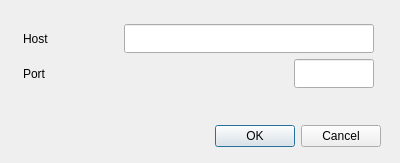
This is source/EXTENSIONS/MULTITOUCH/source/multitouchSettings.ui in BALL-Project/ball as Qt 5 draws it before an edit. The edited form follows.
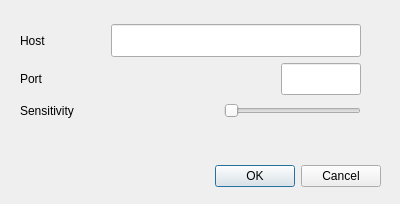
This is the edited form.

Commit message: The multitouch now works very nicely!

Diff of the .ui file:
```diff
--- a/source/EXTENSIONS/MULTITOUCH/source/multitouchSettings.ui
+++ b/source/EXTENSIONS/MULTITOUCH/source/multitouchSettings.ui
@@ -1,22 +1,22 @@
 <ui version="4.0" >
  <class>multitouchSettingsData</class>
- <widget class="QDialog" name="multitouchSettingsData" >
-  <property name="geometry" >
+ <widget class="QDialog" name="multitouchSettingsData">
+  <property name="geometry">
    <rect>
     <x>0</x>
     <y>0</y>
     <width>400</width>
-    <height>163</height>
+    <height>204</height>
    </rect>
   </property>
   <property name="windowTitle" >
    <string>Multitouch Settings</string>
   </property>
-  <widget class="QDialogButtonBox" name="buttonBox" >
-   <property name="geometry" >
+  <widget class="QDialogButtonBox" name="buttonBox">
+   <property name="geometry">
     <rect>
      <x>40</x>
-     <y>120</y>
+     <y>160</y>
      <width>341</width>
      <height>32</height>
     </rect>
@@ -28,16 +28,18 @@
     <set>QDialogButtonBox::Cancel|QDialogButtonBox::Ok</set>
    </property>
   </widget>
-  <widget class="QWidget" name="layoutWidget" >
-   <property name="geometry" >
+  <widget class="QWidget" name="">
+   <property name="geometry">
     <rect>
-     <x>23</x>
+     <x>20</x>
      <y>24</y>
-     <width>351</width>
-     <height>64</height>
+     <width>341</width>
+     <height>97</height>
     </rect>
    </property>
-   <layout class="QVBoxLayout" name="verticalLayout" >
+   <layout class="QGridLayout" name="gridLayout">
+    <item row="0" column="0" colspan="3">
+     <layout class="QVBoxLayout" name="verticalLayout">
     <item>
      <layout class="QHBoxLayout" name="horizontalLayout_3" >
       <item>
@@ -74,13 +76,13 @@
           <height>25</height>
          </size>
         </property>
-        <property name="maximumSize" >
+          <property name="maximumSize">
          <size>
           <width>80</width>
-          <height>500</height>
-         </size>
-        </property>
-        <property name="toolTip" >
+            <height>1000</height>
+           </size>
+          </property>
+          <property name="toolTip">
          <string>Position x</string>
         </property>
        </widget>
@@ -139,6 +141,41 @@
        </layout>
       </item>
      </layout>
+      </item>
+     </layout>
+    </item>
+    <item row="1" column="0">
+     <widget class="QLabel" name="label_3">
+      <property name="text">
+       <string>Sensitivity</string>
+      </property>
+     </widget>
+    </item>
+    <item row="1" column="1">
+     <spacer name="horizontalSpacer_3">
+      <property name="orientation">
+       <enum>Qt::Horizontal</enum>
+      </property>
+      <property name="sizeHint" stdset="0">
+       <size>
+        <width>98</width>
+        <height>20</height>
+       </size>
+      </property>
+     </spacer>
+    </item>
+    <item row="1" column="2">
+     <widget class="QSlider" name="sensitivity_slider">
+      <property name="minimum">
+       <number>1</number>
+      </property>
+      <property name="maximum">
+       <number>500</number>
+      </property>
+      <property name="orientation">
+       <enum>Qt::Horizontal</enum>
+      </property>
+     </widget>
     </item>
    </layout>
   </widget>
```
Left out of the diff: 63 changed lines with no effect on the pictures. Lines whose indentation alone changed are shown as unchanged. The commit also changes 8 other files.
